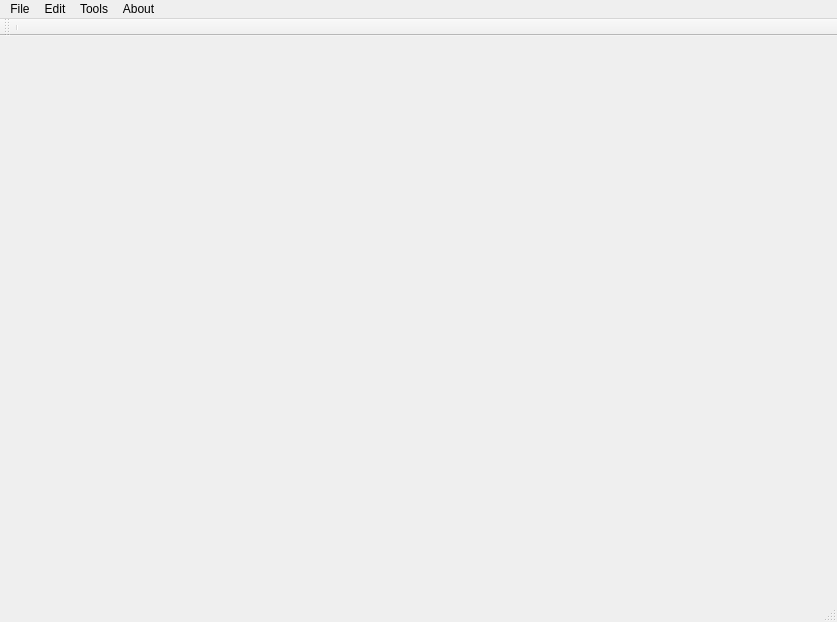
Before: the Qt Designer form mainwindow.ui in Evgeny-Zorin/Qt-Catalog, drawn with Qt 5.
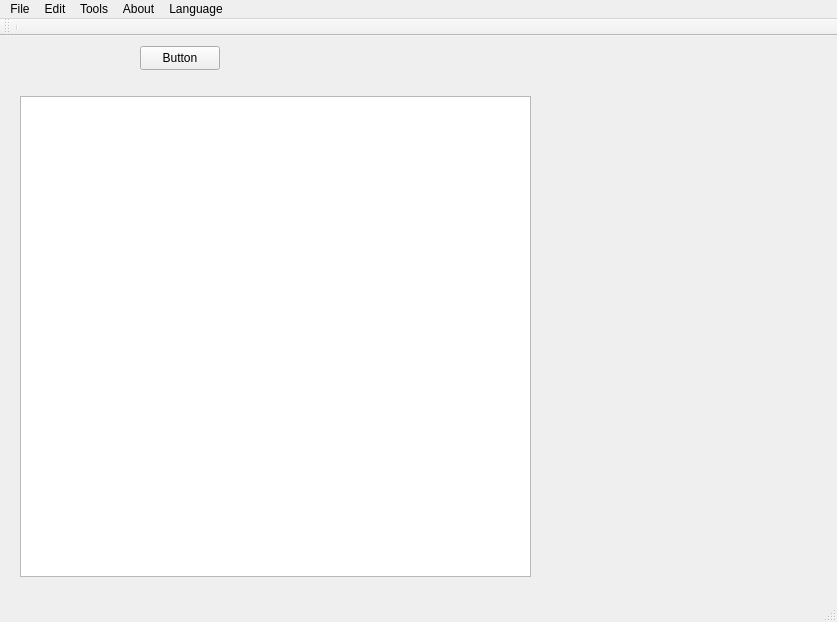
After: the same form once the commit is applied.

Commit message: added part of the multilingual menu

Diff of the .ui file:
```diff
--- a/mainwindow.ui
+++ b/mainwindow.ui
@@ -13,7 +13,31 @@
   <property name="windowTitle">
    <string>Catalog 2019</string>
   </property>
-  <widget class="QWidget" name="centralWidget"/>
+  <widget class="QWidget" name="centralWidget">
+   <widget class="QListView" name="listView">
+    <property name="geometry">
+     <rect>
+      <x>20</x>
+      <y>60</y>
+      <width>511</width>
+      <height>481</height>
+     </rect>
+    </property>
+   </widget>
+   <widget class="QPushButton" name="pushButton">
+    <property name="geometry">
+     <rect>
+      <x>140</x>
+      <y>10</y>
+      <width>80</width>
+      <height>24</height>
+     </rect>
+    </property>
+    <property name="text">
+     <string>Button</string>
+    </property>
+   </widget>
+  </widget>
   <widget class="QToolBar" name="mainToolBar">
    <attribute name="toolBarArea">
     <enum>TopToolBarArea</enum>
@@ -61,10 +85,18 @@
     </property>
     <addaction name="actionVersion"/>
    </widget>
+   <widget class="QMenu" name="menuLanguage">
+    <property name="title">
+     <string>Language</string>
+    </property>
+    <addaction name="actionEanglish"/>
+    <addaction name="actionRussian"/>
+   </widget>
    <addaction name="menuFile"/>
    <addaction name="menuoptions"/>
    <addaction name="menuTools"/>
    <addaction name="menuAbout"/>
+   <addaction name="menuLanguage"/>
   </widget>
   <action name="actionNew">
    <property name="text">
```
Left out of the diff: 10 changed lines with no effect on the pictures. The commit also changes 4 other files.
